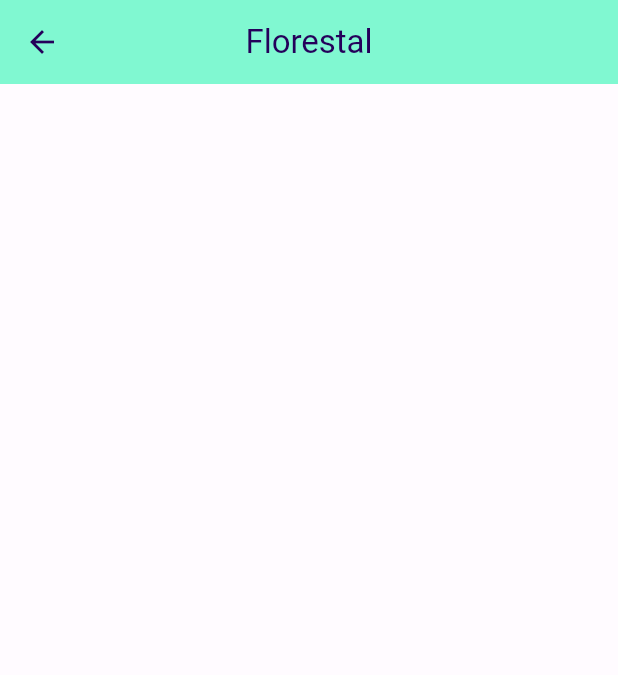
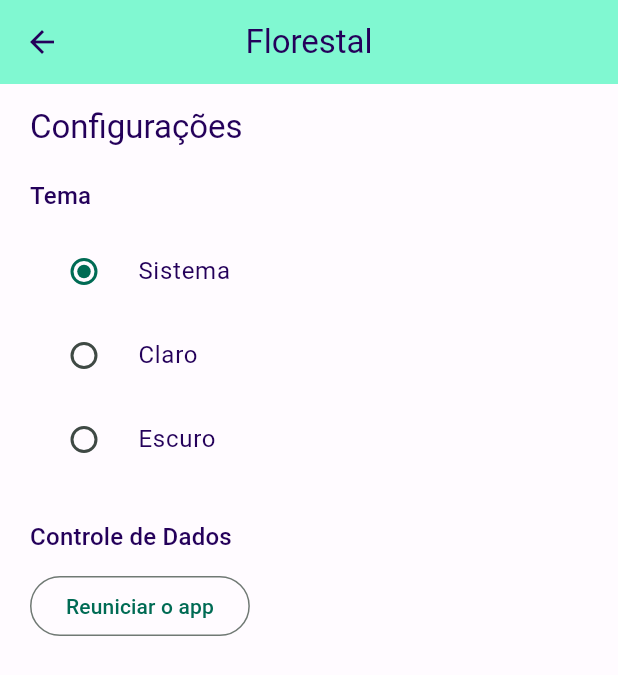
Before and after one commit to fatercio/Listinha, a Flutter app: the ConfigurationPage screen opened by its route, on a phone screen of 412 x 824 dp. Shown: the top 675 px of the screen. Run offline on Flutter 3.47's test engine with Material 2 defaults, Android fonts, the phone set to English and light mode, and no system bars; our stand-ins replace flutter_modular, realm; generated files the repository leaves out were written again.

Commit message:
Add control state ConfigurationPage with changeNotifier

```diff
--- a/app/lib/src/app_module.dart
+++ b/app/lib/src/app_module.dart
@@ -11,8 +11,10 @@ class AppModule extends Module {
   @override
   List<Bind> get binds => [
         Bind.instance<Realm>(Realm(config)),
-        Bind.factory<ConfigurationService>((i) => i()),
-        Bind((i) => AppStore(i)),
+        Bind.factory<ConfigurationService>(
+          (i) => ConfigurationServiceImpl(i()),
+        ),
+        Bind.singleton((i) => AppStore(i())),
       ];
 
   @override
--- a/app/lib/src/app_widget.dart
+++ b/app/lib/src/app_widget.dart
@@ -5,6 +5,6 @@ class AppWidget extends StatelessWidget {
   const AppWidget({super.key});
   @override
   Widget build(BuildContext context) {
-    return materialApp();
+    return materialApp(context);
   }
 }
--- a/app/lib/src/configurations/configuration_page.dart
+++ b/app/lib/src/configurations/configuration_page.dart
@@ -1,4 +1,7 @@
 import 'package:flutter/material.dart';
+import 'package:flutter_modular/flutter_modular.dart';
+
+import '../shared/store/app_store.dart';
 
 class ConfigurationPage extends StatefulWidget {
   const ConfigurationPage({Key? key}) : super(key: key);
@@ -10,10 +13,66 @@ class ConfigurationPage extends StatefulWidget {
 class _ConfigurationPageState extends State<ConfigurationPage> {
   @override
   Widget build(BuildContext context) {
+    final appStore = context.watch<AppStore>(
+      (store) => store.themeMode,
+    );
+
     return Scaffold(
       appBar: AppBar(
         title: const Text('Florestal'),
       ),
+      body: Padding(
+        padding: const EdgeInsets.only(
+          top: 15,
+          right: 20,
+          left: 20,
+        ),
+        child: Column(
+          crossAxisAlignment: CrossAxisAlignment.start,
+          children: [
+            Text(
+              'Configurações',
+              style: Theme.of(context).textTheme.titleLarge,
+            ),
+            const SizedBox(height: 20),
+            Text(
+              'Tema',
+              style: Theme.of(context).textTheme.titleMedium,
+            ),
+            const SizedBox(height: 10),
+            RadioListTile<ThemeMode>(
+              value: ThemeMode.system,
+              groupValue: appStore.themeMode.value,
+              onChanged: appStore.changeThemeMode,
+              title: const Text('Sistema'),
+            ),
+            RadioListTile<ThemeMode>(
+              value: ThemeMode.light,
+              groupValue: appStore.themeMode.value,
+              onChanged: appStore.changeThemeMode,
+              title: const Text('Claro'),
+            ),
+            RadioListTile<ThemeMode>(
+              value: ThemeMode.dark,
+              groupValue: appStore.themeMode.value,
+              onChanged: appStore.changeThemeMode,
+              title: const Text('Escuro'),
+            ),
+            const SizedBox(height: 25),
+            Text(
+              'Controle de Dados',
+              style: Theme.of(context).textTheme.titleMedium,
+            ),
+            const SizedBox(height: 10),
+            OutlinedButton(
+              onPressed: () {
+                appStore.changeThemeMode(ThemeMode.system);
+              },
+              child: const Text('Reuniciar o app'),
+            ),
+          ],
+        ),
+      ),
     );
   }
 }
--- a/app/lib/src/home/home_page.dart
+++ b/app/lib/src/home/home_page.dart
@@ -1,6 +1,8 @@
 import 'package:app/src/home/widgets/custom_draw.dart';
+import 'package:app/src/shared/store/app_store.dart';
 import 'package:app/src/shared/wigets/user_image_button.dart';
 import 'package:flutter/material.dart';
+import 'package:flutter_modular/flutter_modular.dart';
 
 class HomePage extends StatefulWidget {
   const HomePage({Key? key}) : super(key: key);
--- a/app/lib/src/shared/themes/themes.dart
+++ b/app/lib/src/shared/themes/themes.dart
@@ -1,3 +1,4 @@
+import 'package:app/src/shared/store/app_store.dart';
 import 'package:flutter/material.dart';
 import 'package:flutter_modular/flutter_modular.dart';
 
@@ -27,12 +28,13 @@ ThemeData get lightTheme => ThemeData(
       ),
     );
 
-MaterialApp materialApp() {
+MaterialApp materialApp(BuildContext context) {
   Modular.setInitialRoute('/home/');
+  final appStore = context.watch<AppStore>();
 
   return MaterialApp.router(
     debugShowCheckedModeBanner: false,
-    themeMode: ThemeMode.light,
+    themeMode: appStore.themeMode.value,
     theme: lightTheme,
     darkTheme: darkTheme,
     routerDelegate: Modular.routerDelegate,
```
